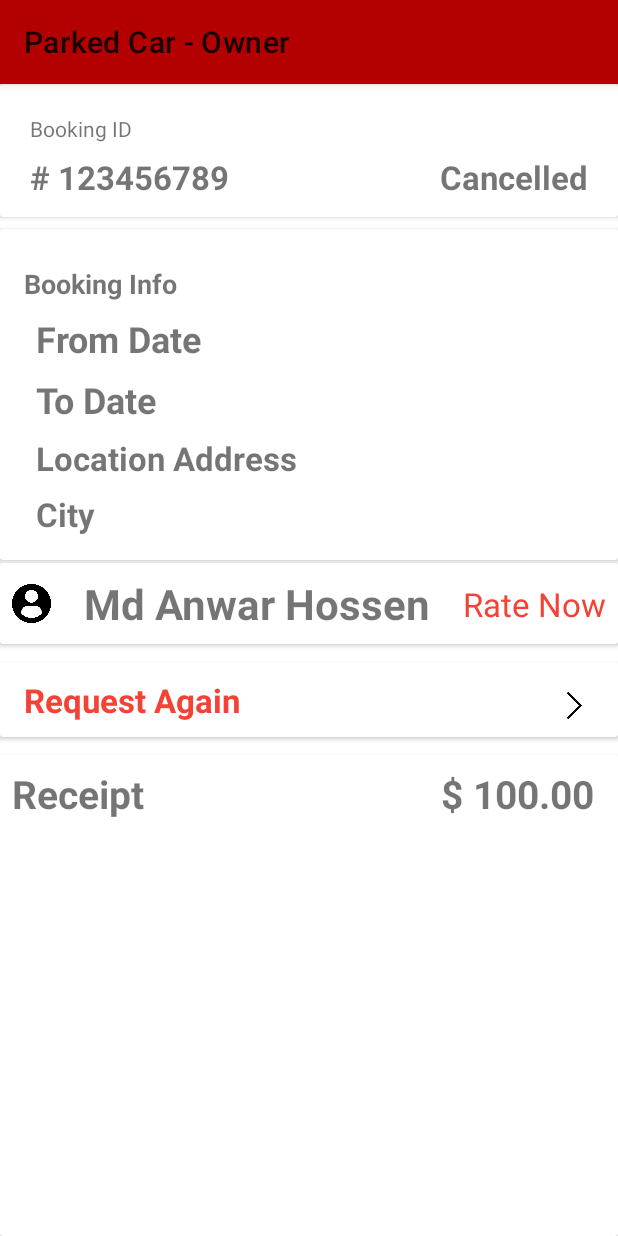
After one commit to ParkedCar-Dev/ParkedCar-Owner, an Android app: the BookingDetailsActivity screen opened directly, with no data from a screen before it, on a phone screen of 412 x 824 dp. The commit adds this screen. Run offline under Robolectric (Android 15) with nearby library versions, the phone set to English and light mode, and no system bars; network calls fail.

Commit message:
booking  details ongoing

```diff
--- a/app/src/main/java/com/example/spaceowner/model/RetrofitAPI.java
+++ b/app/src/main/java/com/example/spaceowner/model/RetrofitAPI.java
@@ -49,8 +49,6 @@ public interface RetrofitAPI {
     @POST("/space/update")
     Call<GenericResponse> updateSpace(@Body Space space);
 
-//    @POST("/booking/space_bookings")
-//    Call<List<SpaceRequest>> getSpaceBookingRequests(@Body BookingRequest request);
     @POST("/booking/space_bookings")
     Call<SpaceBookings> getSpaceBookings(@Body BookingRequest request);
 }
--- /dev/null
+++ b/app/src/main/java/com/example/spaceowner/view/bookingDetails/BookingDetailsActivity.java
@@ -0,0 +1,16 @@
+package com.example.spaceowner.view.bookingDetails;
+
+import androidx.appcompat.app.AppCompatActivity;
+
+import android.os.Bundle;
+
+import com.example.spaceowner.R;
+
+public class BookingDetailsActivity extends AppCompatActivity {
+
+    @Override
+    protected void onCreate(Bundle savedInstanceState) {
+        super.onCreate(savedInstanceState);
+        setContentView(R.layout.activity_booking_details);
+    }
+}
--- /dev/null
+++ b/app/src/main/res/layout/activity_booking_details.xml
@@ -0,0 +1,257 @@
+<?xml version="1.0" encoding="utf-8"?>
+<LinearLayout xmlns:android="http://schemas.android.com/apk/res/android"
+    xmlns:app="http://schemas.android.com/apk/res-auto"
+    xmlns:tools="http://schemas.android.com/tools"
+    android:layout_width="match_parent"
+    android:layout_height="match_parent"
+    android:orientation="vertical"
+    tools:context=".view.bookingDetails.BookingDetailsActivity">
+
+    <androidx.cardview.widget.CardView
+        android:layout_width="match_parent"
+        android:layout_height="wrap_content">
+        <androidx.constraintlayout.widget.ConstraintLayout
+            android:layout_width="match_parent"
+            android:layout_height="match_parent"
+            android:layout_margin="12dp">
+
+            <TextView
+                android:id="@+id/textView3"
+                android:layout_width="wrap_content"
+                android:layout_height="wrap_content"
+                android:layout_marginStart="8dp"
+                android:layout_marginTop="8dp"
+                android:text="@string/booking_id"
+                app:layout_constraintStart_toStartOf="parent"
+                app:layout_constraintTop_toTopOf="parent" />
+
+            <TextView
+                android:id="@+id/booking_id"
+                android:layout_width="wrap_content"
+                android:layout_height="wrap_content"
+                android:layout_marginTop="8dp"
+                android:text="@string/demo_booking_id"
+                android:textSize="22sp"
+                android:textStyle="bold"
+                app:layout_constraintStart_toStartOf="@+id/textView3"
+                app:layout_constraintTop_toBottomOf="@+id/textView3" />
+
+            <TextView
+                android:id="@+id/booking_status"
+                android:layout_width="wrap_content"
+                android:layout_height="wrap_content"
+                android:layout_marginEnd="8dp"
+                android:text="Cancelled"
+                android:textSize="22sp"
+                android:textStyle="bold"
+                app:layout_constraintBottom_toBottomOf="@+id/booking_id"
+                app:layout_constraintEnd_toEndOf="parent"
+                app:layout_constraintTop_toTopOf="@+id/booking_id"
+                app:layout_constraintVertical_bias="0.0" />
+
+        </androidx.constraintlayout.widget.ConstraintLayout>
+    </androidx.cardview.widget.CardView>
+
+    <androidx.cardview.widget.CardView
+        android:layout_marginTop="8dp"
+        android:layout_width="match_parent"
+        android:layout_height="wrap_content"
+        >
+        <androidx.constraintlayout.widget.ConstraintLayout
+            android:layout_width="match_parent"
+            android:layout_height="match_parent"
+            android:layout_marginBottom="16dp"
+            android:layout_marginTop="16dp"
+            >
+
+            <TextView
+                android:id="@+id/textView4"
+                android:layout_width="wrap_content"
+                android:layout_height="wrap_content"
+                android:layout_marginStart="16dp"
+                android:layout_marginTop="8dp"
+                android:text="@string/booking_info"
+                android:textSize="18sp"
+                android:textStyle="bold"
+                app:layout_constraintStart_toStartOf="parent"
+                app:layout_constraintTop_toTopOf="parent" />
+
+            <TextView
+                android:id="@+id/from_date"
+                android:layout_width="wrap_content"
+                android:layout_height="wrap_content"
+                android:layout_marginStart="8dp"
+                android:layout_marginTop="8dp"
+                android:text="@string/from_date"
+                android:textSize="24sp"
+                android:textStyle="bold"
+                app:layout_constraintStart_toStartOf="@+id/textView4"
+                app:layout_constraintTop_toBottomOf="@+id/textView4" />
+
+            <TextView
+                android:id="@+id/to_date"
+                android:layout_width="wrap_content"
+                android:layout_height="wrap_content"
+                android:layout_marginTop="8dp"
+                android:text="@string/to_date"
+                android:textSize="24sp"
+                android:textStyle="bold"
+                app:layout_constraintStart_toStartOf="@+id/from_date"
+                app:layout_constraintTop_toBottomOf="@+id/from_date" />
+
+            <TextView
+                android:id="@+id/location_address"
+                android:layout_width="wrap_content"
+                android:layout_height="wrap_content"
+                android:layout_marginTop="8dp"
+                android:text="@string/location_address"
+                android:textSize="22sp"
+                android:textStyle="bold"
+                app:layout_constraintStart_toStartOf="@+id/to_date"
+                app:layout_constraintTop_toBottomOf="@+id/to_date" />
+
+            <TextView
+                android:id="@+id/city"
+                android:layout_width="wrap_content"
+                android:layout_height="wrap_content"
+                android:layout_marginTop="8dp"
+                android:text="@string/city"
+                android:textSize="22sp"
+                android:textStyle="bold"
+                app:layout_constraintStart_toStartOf="@+id/location_address"
+                app:layout_constraintTop_toBottomOf="@+id/location_address" />
+
+        </androidx.constraintlayout.widget.ConstraintLayout>
+    </androidx.cardview.widget.CardView>
+
+    <androidx.cardview.widget.CardView
+        android:layout_width="match_parent"
+        android:layout_height="wrap_content"
+        android:layout_marginTop="2dp"
+        >
+        <androidx.constraintlayout.widget.ConstraintLayout
+            android:layout_width="match_parent"
+            android:layout_height="wrap_content"
+            android:layout_marginTop="8dp"
+            android:layout_marginBottom="8dp"
+            >
+
+            <ImageView
+                android:id="@+id/imageView5"
+                android:layout_width="26dp"
+                android:layout_height="26dp"
+                android:layout_marginStart="8dp"
+                android:scaleType="centerCrop"
+                android:src="@drawable/profile"
+                app:layout_constraintBottom_toBottomOf="parent"
+                app:layout_constraintStart_toStartOf="parent"
+                app:layout_constraintTop_toTopOf="parent" />
+
+            <TextView
+                android:id="@+id/textView5"
+                android:layout_width="wrap_content"
+                android:layout_height="wrap_content"
+                android:text="Md Anwar Hossen"
+                android:textSize="28sp"
+                android:textStyle="bold"
+                app:layout_constraintBottom_toBottomOf="@+id/imageView5"
+                app:layout_constraintEnd_toStartOf="@+id/textView6"
+                app:layout_constraintStart_toEndOf="@+id/imageView5"
+                app:layout_constraintTop_toTopOf="@+id/imageView5" />
+
+            <TextView
+                android:id="@+id/textView6"
+                android:layout_width="wrap_content"
+                android:layout_height="wrap_content"
+                android:layout_marginEnd="8dp"
+                android:text="@string/rate_now"
+                android:textColor="@color/red"
+                android:textSize="22sp"
+                app:layout_constraintBottom_toBottomOf="@+id/textView5"
+                app:layout_constraintEnd_toEndOf="parent"
+                app:layout_constraintTop_toTopOf="@+id/textView5" />
+
+        </androidx.constraintlayout.widget.ConstraintLayout>
+    </androidx.cardview.widget.CardView>
+
+    <androidx.cardview.widget.CardView
+        android:id="@+id/request_again_card"
+        android:layout_width="match_parent"
+        android:layout_height="wrap_content"
+        android:layout_marginTop="12dp"
+        >
+        <androidx.constraintlayout.widget.ConstraintLayout
+            android:layout_width="match_parent"
+            android:layout_height="match_parent"
+            android:layout_margin="8dp"
+            >
+
+            <TextView
+                android:id="@+id/textView7"
+                android:layout_width="wrap_content"
+                android:layout_height="wrap_content"
+                android:layout_marginStart="8dp"
+                android:text="@string/request_again"
+                android:textSize="22sp"
+                android:textStyle="bold"
+                android:textColor="@color/red"
+                app:layout_constraintBottom_toBottomOf="parent"
+                app:layout_constraintStart_toStartOf="parent"
+                app:layout_constraintTop_toTopOf="parent" />
+
+            <ImageView
+                android:id="@+id/imageView6"
+                android:layout_width="26dp"
+                android:layout_height="26dp"
+                android:layout_marginEnd="8dp"
+                android:layout_marginTop="8dp"
+                android:scaleType="centerCrop"
+                android:src="@drawable/right_chevron"
+                app:layout_constraintBottom_toBottomOf="@+id/textView7"
+                app:layout_constraintEnd_toEndOf="parent"
+                app:layout_constraintTop_toTopOf="@+id/textView7" />
+
+        </androidx.constraintlayout.widget.ConstraintLayout>
+    </androidx.cardview.widget.CardView>
+
+    <androidx.cardview.widget.CardView
+        android:layout_width="match_parent"
+        android:layout_height="match_parent"
+        android:layout_marginTop="12dp"
+        >
+<!--        a bold and larger text view on left with text: Receipt-->
+        <androidx.constraintlayout.widget.ConstraintLayout
+            android:layout_width="match_parent"
+            android:layout_height="match_parent">
+
+            <TextView
+                android:id="@+id/textView"
+                android:layout_width="wrap_content"
+                android:layout_height="wrap_content"
+                android:layout_marginStart="8dp"
+                android:layout_marginTop="8dp"
+                android:text="@string/receipt"
+                android:textSize="26sp"
+                android:textStyle="bold"
+                app:layout_constraintStart_toStartOf="parent"
+                app:layout_constraintTop_toTopOf="parent" />
+
+            <!--        a bold and larger text view on right with text: $ 100.00-->
+
+            <TextView
+                android:layout_width="wrap_content"
+                android:layout_height="wrap_content"
+                android:layout_marginEnd="16dp"
+                android:text="$ 100.00"
+                android:textSize="26sp"
+                android:textStyle="bold"
+                app:layout_constraintEnd_toEndOf="parent"
+                app:layout_constraintTop_toTopOf="@+id/textView" />
+
+<!--            a horizontal line below the text views-->
+
+        </androidx.constraintlayout.widget.ConstraintLayout>
+    </androidx.cardview.widget.CardView>
+
+
+</LinearLayout>
--- a/app/src/main/res/values/strings.xml
+++ b/app/src/main/res/values/strings.xml
@@ -57,4 +57,13 @@
     <string name="show_requests">Requests</string>
     <string name="earning">Earning</string>
     <string name="city">City</string>
+    <string name="booking_id">Booking ID</string>
+    <string name="booking_info">Booking Info</string>
+    <string name="from_date">From Date</string>
+    <string name="to_date">To Date</string>
+    <string name="location_address">Location Address</string>
+    <string name="rate_now">Rate Now</string>
+    <string name="demo_booking_id"># 123456789</string>
+    <string name="request_again">Request Again</string>
+    <string name="receipt">Receipt</string>
 </resources>
```
Also changed, not shown: app/src/main/AndroidManifest.xml (+5 -5 lines).
